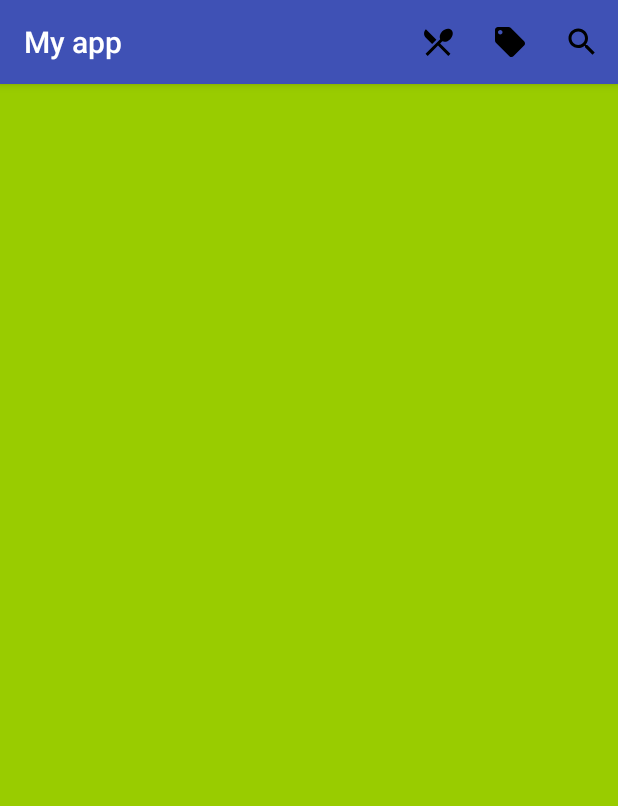
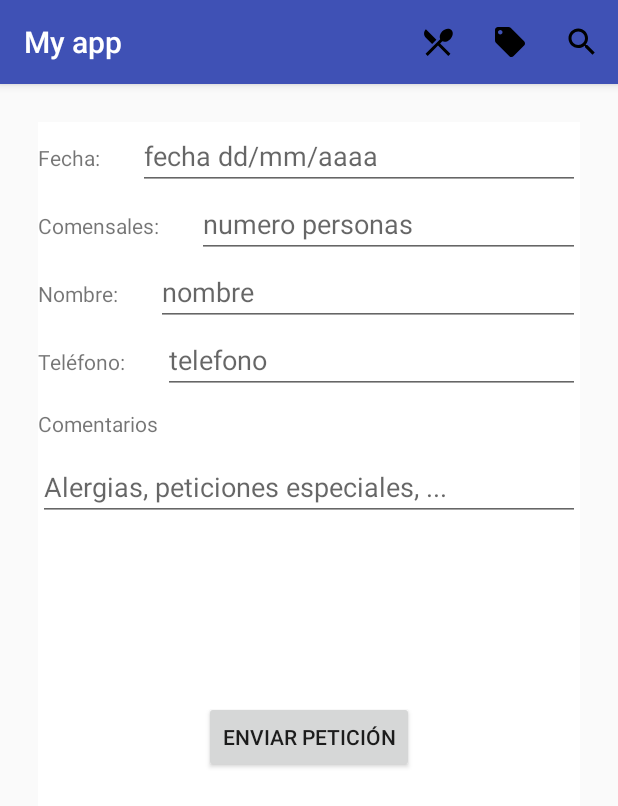
Before and after one commit to jessicahernandezjhv/testing_new_features, an Android app: the fragment FragmentHacerReserva placed in its activity, on a phone screen of 412 x 824 dp. Shown: the top 806 px of the screen. Run offline under Robolectric (Android 15) with nearby library versions, the phone set to English and light mode, and no system bars; our stand-ins replace Firebase (no records; nobody signed in at launch, a user with empty details on screens opened directly).

```diff
--- a/app/build.gradle
+++ b/app/build.gradle
@@ -26,4 +26,8 @@ dependencies {
     testImplementation 'junit:junit:4.12'
     androidTestImplementation 'com.android.support.test:runner:1.0.2'
     androidTestImplementation 'com.android.support.test.espresso:espresso-core:3.0.2'
+    implementation 'com.google.firebase:firebase-core:16.0.9'
+    implementation 'com.google.firebase:firebase-database:16.0.1'
 }
+
+apply plugin: 'com.google.gms.google-services'
--- a/app/src/main/java/jessicahernandez/damm8/com/testing_new_features/FragmentHacerReserva.java
+++ b/app/src/main/java/jessicahernandez/damm8/com/testing_new_features/FragmentHacerReserva.java
@@ -7,6 +7,16 @@ import android.support.v4.app.Fragment;
 import android.view.LayoutInflater;
 import android.view.View;
 import android.view.ViewGroup;
+import android.widget.Button;
+import android.widget.EditText;
+import android.widget.TextView;
+
+import com.google.firebase.database.DatabaseReference;
+import com.google.firebase.database.FirebaseDatabase;
+
+import org.w3c.dom.Text;
+
+import java.util.Date;
 
 
 /**
@@ -26,6 +36,19 @@ public class FragmentHacerReserva extends Fragment {
     // TODO: Rename and change types of parameters
     private String mParam1;
     private String mParam2;
+
+    // ELEMENTOS EN PANTALLA
+    EditText edtFecha;
+    EditText edtComensales;
+    EditText edtNombre;
+    EditText edtTelefono;
+    EditText edtComentarios;
+    Button btnHacerReserva;
+
+    // FIREBASE DATABASE
+    FirebaseDatabase database;
+    DatabaseReference databaseReference;
+    String databasePath = "reservas";
 
     private OnFragmentInteractionListener mListener;
 
@@ -64,7 +87,41 @@ public class FragmentHacerReserva extends Fragment {
     public View onCreateView(LayoutInflater inflater, ViewGroup container,
                              Bundle savedInstanceState) {
         // Inflate the layout for this fragment
-        return inflater.inflate(R.layout.fragment_hacer_reserva, container, false);
+        View view = inflater.inflate(R.layout.fragment_hacer_reserva, container, false);
+        edtFecha = view.findViewById(R.id.editFechaID);
+        edtComensales = view.findViewById(R.id.editComensalesID);
+        edtNombre = view.findViewById(R.id.editNombreID);
+        edtTelefono = view.findViewById(R.id.editTelefonoID);
+        edtComentarios = view.findViewById(R.id.editComentariosID);
+        btnHacerReserva = view.findViewById(R.id.btnHacerReserva);
+
+        //Firebase Database
+        database = FirebaseDatabase.getInstance();
+        databaseReference = database.getReference(databasePath);
+
+        btnHacerReserva.setOnClickListener(new View.OnClickListener() {
+            @Override
+            public void onClick(View v) {
+                hacerReserva();
+            }
+        });
+        return view;
+    }
+
+    private void hacerReserva(){
+        final String fecha = edtFecha.getText().toString();
+        final String comensales = edtComensales.getText().toString();
+        final String nombre = edtNombre.getText().toString();
+        final String telefono = edtTelefono.getText().toString();
+        final String comentarios = edtComentarios.getText().toString();
+
+        HacerReservaModel nuevaReserva = new HacerReservaModel(fecha, comensales, nombre, telefono, comentarios);
+
+        String nuevaReservaID = databaseReference.push().getKey();
+        databaseReference.child(nuevaReservaID).setValue(nuevaReserva);
+
+
+
     }
 
     // TODO: Rename method, update argument and hook method into UI event
--- /dev/null
+++ b/app/src/main/java/jessicahernandez/damm8/com/testing_new_features/HacerReservaModel.java
@@ -0,0 +1,62 @@
+package jessicahernandez.damm8.com.testing_new_features;
+
+import java.util.Date;
+
+public class HacerReservaModel {
+    private String fecha;
+    private String comensales;
+    private String nombre;
+    private String telefono;
+    private String comentarios;
+
+    public HacerReservaModel() {
+    }
+
+    public HacerReservaModel(String fecha, String comensales, String nombre, String telefono, String comentarios) {
+        this.fecha = fecha;
+        this.comensales = comensales;
+        this.nombre = nombre;
+        this.telefono = telefono;
+        this.comentarios = comentarios;
+    }
+
+    public String getFecha() {
+        return fecha;
+    }
+
+    public void setFecha(String fecha) {
+        this.fecha = fecha;
+    }
+
+    public String getComensales() {
+        return comensales;
+    }
+
+    public void setComensales(String comensales) {
+        this.comensales = comensales;
+    }
+
+    public String getNombre() {
+        return nombre;
+    }
+
+    public void setNombre(String nombre) {
+        this.nombre = nombre;
+    }
+
+    public String getTelefono() {
+        return telefono;
+    }
+
+    public void setTelefono(String telefono) {
+        this.telefono = telefono;
+    }
+
+    public String getComentarios() {
+        return comentarios;
+    }
+
+    public void setComentarios(String comentarios) {
+        this.comentarios = comentarios;
+    }
+}
--- a/app/src/main/java/jessicahernandez/damm8/com/testing_new_features/MainActivity.java
+++ b/app/src/main/java/jessicahernandez/damm8/com/testing_new_features/MainActivity.java
@@ -11,7 +11,8 @@ import android.view.MenuInflater;
 import android.view.MenuItem;
 import android.widget.Toast;
 
-public class MainActivity extends AppCompatActivity implements FragmentPlatos.OnFragmentInteractionListener, FragmentHacerReserva.OnFragmentInteractionListener, FragmentVerReservas.OnFragmentInteractionListener {
+public class MainActivity extends AppCompatActivity implements FragmentPlatos.OnFragmentInteractionListener,
+        FragmentHacerReserva.OnFragmentInteractionListener, FragmentVerReservas.OnFragmentInteractionListener {
     Toolbar toolbar;
     FragmentPlatos platosMenu;
     FragmentHacerReserva hacerReserva;
--- a/app/src/main/res/layout/fragment_hacer_reserva.xml
+++ b/app/src/main/res/layout/fragment_hacer_reserva.xml
@@ -3,6 +3,110 @@
     xmlns:tools="http://schemas.android.com/tools"
     android:layout_width="match_parent"
     android:layout_height="match_parent"
-    android:background="@android:color/holo_green_light"
+    android:layout_margin="25dp"
+    android:background="@android:color/white"
     android:orientation="vertical"
-    tools:context=".FragmentHacerReserva"></LinearLayout>
+    tools:context=".FragmentHacerReserva">
+
+    <LinearLayout
+        android:layout_width="match_parent"
+        android:layout_height="wrap_content"
+        android:orientation="horizontal">
+
+        <TextView
+            android:id="@+id/textFechaID"
+            android:layout_width="wrap_content"
+            android:layout_height="wrap_content"
+            android:layout_marginRight="25dp"
+            android:text="Fecha:" />
+
+        <EditText
+            android:id="@+id/editFechaID"
+            android:layout_width="match_parent"
+            android:layout_height="wrap_content"
+            android:hint="fecha dd/mm/aaaa"
+            android:inputType="date" />
+    </LinearLayout>
+
+    <LinearLayout
+        android:layout_width="match_parent"
+        android:layout_height="wrap_content"
+        android:orientation="horizontal">
+
+        <TextView
+            android:id="@+id/textComensalesID"
+            android:layout_width="wrap_content"
+            android:layout_height="wrap_content"
+            android:layout_marginRight="25dp"
+            android:text="Comensales:" />
+
+        <EditText
+            android:id="@+id/editComensalesID"
+            android:layout_width="match_parent"
+            android:layout_height="wrap_content"
+            android:hint="numero personas"
+            android:inputType="number" />
+    </LinearLayout>
+
+    <LinearLayout
+        android:layout_width="match_parent"
+        android:layout_height="wrap_content"
+        android:orientation="horizontal">
+
+        <TextView
+            android:id="@+id/textNombreID"
+            android:layout_width="wrap_content"
+            android:layout_height="wrap_content"
+            android:layout_marginRight="25dp"
+            android:text="Nombre:" />
+
+        <EditText
+            android:id="@+id/editNombreID"
+            android:layout_width="match_parent"
+            android:layout_height="wrap_content"
+            android:hint="nombre" />
+    </LinearLayout>
+
+    <LinearLayout
+        android:layout_width="match_parent"
+        android:layout_height="wrap_content"
+        android:orientation="horizontal">
+
+        <TextView
+            android:id="@+id/textTelefonoID"
+            android:layout_width="wrap_content"
+            android:layout_height="wrap_content"
+            android:layout_marginRight="25dp"
+            android:text="Teléfono:" />
+
+        <EditText
+            android:id="@+id/editTelefonoID"
+            android:layout_width="match_parent"
+            android:layout_height="wrap_content"
+            android:hint="telefono"
+            android:inputType="phone" />
+    </LinearLayout>
+
+    <TextView
+        android:id="@+id/textComentariosID"
+        android:layout_width="wrap_content"
+        android:layout_height="wrap_content"
+        android:layout_marginTop="10dp"
+        android:layout_marginRight="25dp"
+        android:text="Comentarios" />
+
+    <EditText
+        android:id="@+id/editComentariosID"
+        android:layout_width="match_parent"
+        android:layout_height="wrap_content"
+        android:layout_marginTop="10dp"
+        android:hint="Alergias, peticiones especiales, ..." />
+
+    <Button
+        android:id="@+id/btnHacerReserva"
+        android:layout_width="wrap_content"
+        android:layout_height="wrap_content"
+        android:layout_gravity="center"
+        android:layout_marginTop="120dp"
+        android:text="ENVIAR PETICIÓN" />
+</LinearLayout>
--- a/build.gradle
+++ b/build.gradle
@@ -8,6 +8,7 @@ buildscript {
     }
     dependencies {
         classpath 'com.android.tools.build:gradle:3.1.2'
+        classpath 'com.google.gms:google-services:4.2.0'
 
 
         // NOTE: Do not place your application dependencies here; they belong
```
Also changed, not shown: 1 other file.
